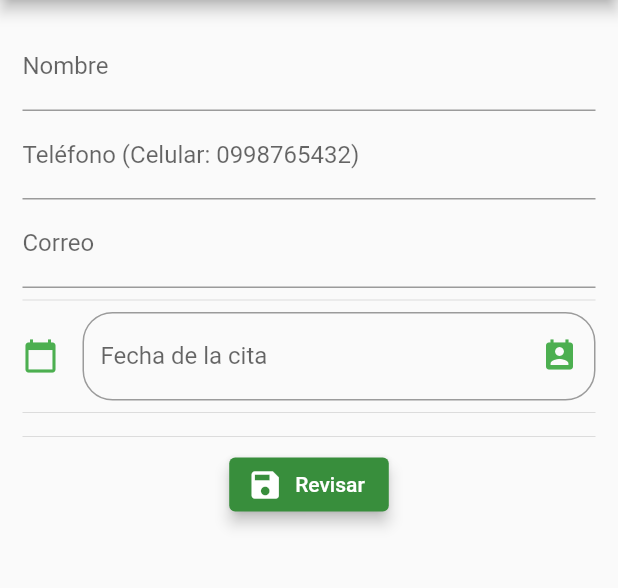
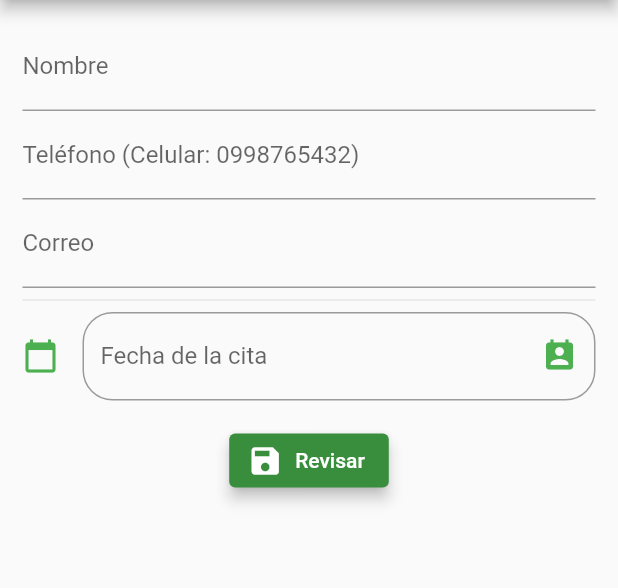
Before and after one commit to DannyMar25/AdminAppPAE, a Flutter app: the AgendarCitasPage screen opened by its route, on a phone screen of 412 x 824 dp, the part 84-672 px from its top. Run offline on Flutter 3.47's test engine with Material 2 defaults, Android fonts, the phone set to English and light mode, and no system bars; our stand-ins replace accordion, cloud_firestore, firebase_auth, firebase_core, firebase_database, firebase_storage and 6 more; missing offline and left inert: number_inc_dec, syncfusion_flutter_pdf, syncfusion_flutter_pdfviewer; accounts and stored records are empty.

Commit message:
fix citas

```diff
--- a/lib/src/pages/agendarCitas_page.dart
+++ b/lib/src/pages/agendarCitas_page.dart
@@ -50,8 +50,14 @@ class _AgendarCitasPageState extends State<AgendarCitasPage> {
 
   bool seleccionado = false;
 
-  String horaSeleccionada = "";
-  String idHorario = "";
+  String horaSeleccionada = '';
+  String idHorario = '';
+  @override
+  void initState() {
+    idHorario = '';
+    super.initState();
+  }
+
   @override
   Widget build(BuildContext context) {
     final email = prefs.email;
@@ -93,8 +99,9 @@ class _AgendarCitasPageState extends State<AgendarCitasPage> {
                 _crearCorreo(),
                 Divider(),
                 _crearFecha(context),
-                Divider(),
-                Divider(),
+                Divider(
+                  color: Colors.transparent,
+                ),
                 // _verListado(),
                 _verListaHoras(),
                 _crearBoton(),
@@ -148,6 +155,7 @@ class _AgendarCitasPageState extends State<AgendarCitasPage> {
         onTap: () {
           FocusScope.of(context).requestFocus(new FocusNode());
           _selectDate(context);
+          //idHorario = '';
         });
   }
 
@@ -210,6 +218,7 @@ class _AgendarCitasPageState extends State<AgendarCitasPage> {
         }
         //_fecha = DateFormat('EEEE').format(picked);
         _inputFieldDateController.text = _fecha + ' ' + _fechaCompleta;
+        idHorario = '';
       });
     }
   }
@@ -217,7 +226,14 @@ class _AgendarCitasPageState extends State<AgendarCitasPage> {
   Widget _verListaHoras() {
     if (_fecha != '') {
       return Column(
-        children: [Text("Seleccione hora:"), _verListado()],
+        crossAxisAlignment: CrossAxisAlignment.start,
+        children: [
+          Text("Seleccione hora:"),
+          Divider(
+            color: Colors.transparent,
+          ),
+          _verListado()
+        ],
       );
     } else {
       return SizedBox();
@@ -251,8 +267,6 @@ class _AgendarCitasPageState extends State<AgendarCitasPage> {
           onTap: () {
             idHorario = horario.id;
             horaSeleccionada = horario.hora;
-
-            print(horario.hora);
           },
           initialValue: horario.hora + '  -   ' + horario.disponible,
           decoration: InputDecoration(
@@ -260,7 +274,7 @@ class _AgendarCitasPageState extends State<AgendarCitasPage> {
                   OutlineInputBorder(borderRadius: BorderRadius.circular(20.0)),
               //labelText: 'Hora',
               suffixIcon: Icon(Icons.add),
-              icon: Icon(Icons.calendar_today)),
+              icon: Icon(Icons.access_time_outlined)),
         ),
         Divider(
           color: Colors.white,
@@ -345,6 +359,7 @@ class _AgendarCitasPageState extends State<AgendarCitasPage> {
         icon: Icon(Icons.save),
         autofocus: true,
         onPressed: () {
+          if (formKey.currentState!.validate() && idHorario != '') {
             showDialog(
                 context: context,
                 builder: (context) {
@@ -371,8 +386,8 @@ class _AgendarCitasPageState extends State<AgendarCitasPage> {
                           onPressed: () {
                             if (formKey.currentState!.validate()) {
                               SnackBar(
-                              content:
-                                  Text('Información ingresada correctamente.'),
+                                content: Text(
+                                    'Información ingresada correctamente.'),
                               );
                               _submit();
                             } else {
@@ -387,6 +402,10 @@ class _AgendarCitasPageState extends State<AgendarCitasPage> {
                     ],
                   );
                 });
+          } else {
+            mostrarAlerta(context,
+                'Asegúrate de que todos los campos estén llenos. Recuerda que debes eleccionar una fecha y hora.');
+          }
         });
   }
 
```
Lines whose indentation alone changed are shown as unchanged.
